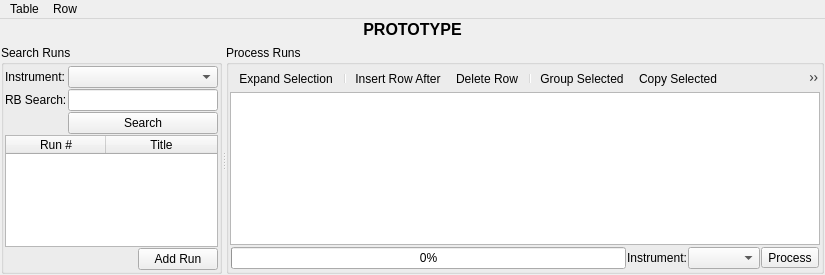
The window that Code/Mantid/MantidQt/CustomInterfaces/inc/MantidQtCustomInterfaces/ReflMainWidget.ui (mantidproject/mantid) describes before a commit, drawn with Qt 5.
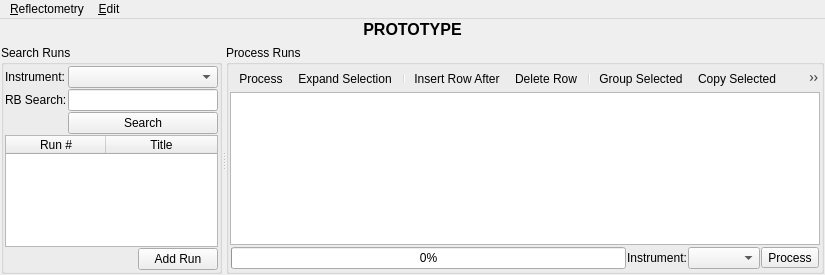
The same window after the commit. Icons and pictures are not drawn.

Commit message:
Refs #10525 Minor improvements to new Refl UI
 * Allow columns to be rearranged in the processing table
 * Add the 'Process' action to the toolbar
 * Rename the 'Table' menu to 'Reflectometry'
 * Rename the 'Row' menu to 'Edit'

Patch:
```diff
--- a/Code/Mantid/MantidQt/CustomInterfaces/inc/MantidQtCustomInterfaces/ReflMainWidget.ui
+++ b/Code/Mantid/MantidQt/CustomInterfaces/inc/MantidQtCustomInterfaces/ReflMainWidget.ui
@@ -236,6 +236,7 @@
             <property name="styleSheet">
              <string>QToolBar{border: none;}</string>
             </property>
+            <addaction name="actionProcess"/>
             <addaction name="actionExpandSelection"/>
             <addaction name="separator"/>
             <addaction name="actionAppendRow"/>
@@ -354,7 +355,7 @@
    </property>
    <widget class="QMenu" name="menuTable">
     <property name="title">
-     <string>Table</string>
+     <string>&amp;Reflectometry</string>
     </property>
     <widget class="QMenu" name="menuOpenTable">
      <property name="title">
@@ -374,7 +375,7 @@
    </widget>
    <widget class="QMenu" name="menuRows">
     <property name="title">
-     <string>Row</string>
+     <string>&amp;Edit</string>
     </property>
     <addaction name="actionProcess"/>
     <addaction name="actionExpandSelection"/>
```
The commit also changes 1 other file.
